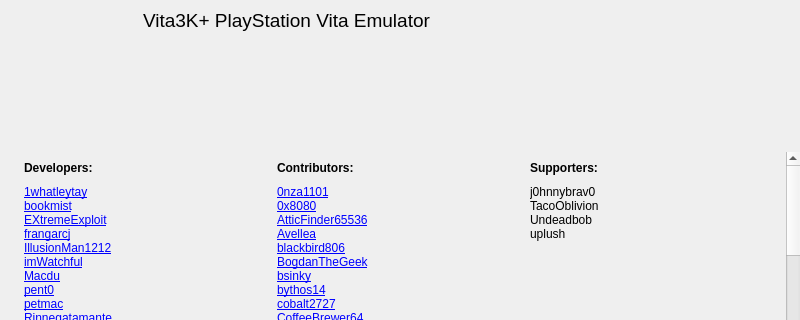
Above: vita3k/gui-qt/src/about_dialog.ui from sayenah/Vita3k-NoInstall before the change; both pictures show x 0 to 800 and y 0 to 320 of the 800 by 550 pixel window. Below: the same form after it.
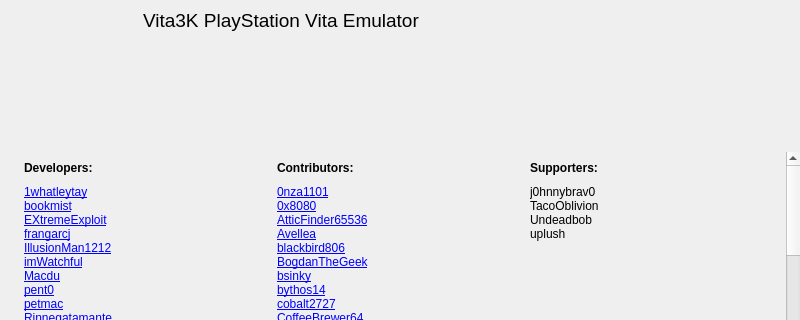
That is the form after the change.

Commit message: Keep this fork's app identity after the Vita3K-Plus import

```diff
--- a/vita3k/gui-qt/src/about_dialog.ui
+++ b/vita3k/gui-qt/src/about_dialog.ui
@@ -111,7 +111,7 @@
 											</font>
 										</property>
 										<property name="text">
-											<string>Vita3K+ PlayStation Vita Emulator</string>
+											<string>Vita3K PlayStation Vita Emulator</string>
 										</property>
 										<property name="alignment">
 											<set>Qt::AlignmentFlag::AlignLeading|Qt::AlignmentFlag::AlignLeft|Qt::AlignmentFlag::AlignTop</set>
```
Left out of the diff: 2 changed lines with no effect on the pictures. The commit also changes 22 other files.
